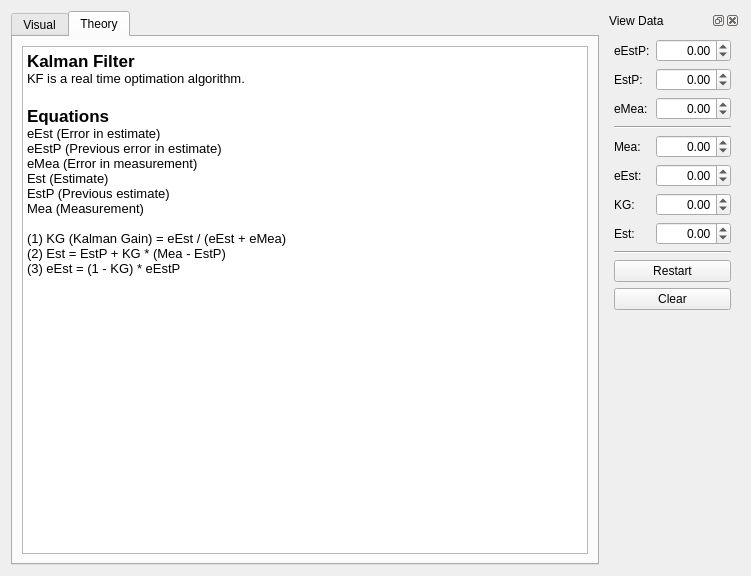
First picture: the form in Sources/Plugins/Algorithms-Datastructures/Kalman-Filter/res/ui/KalmanFilter.ui, repository n3rd0x/ComplexWorld, before the edit.
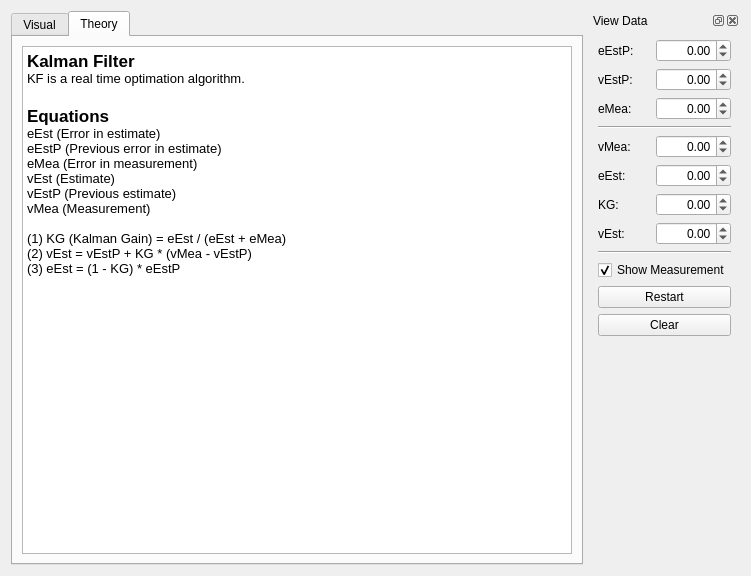
Second picture: the form after the edit. The open tabs and pages were chosen to show the change. Custom widgets are drawn as their Qt base class.

Commit message: Update Kalman Filter.

```diff
--- a/Sources/Plugins/Algorithms-Datastructures/Kalman-Filter/res/ui/KalmanFilter.ui
+++ b/Sources/Plugins/Algorithms-Datastructures/Kalman-Filter/res/ui/KalmanFilter.ui
@@ -224,12 +224,12 @@
 &lt;p style=&quot; margin-top:0px; margin-bottom:0px; margin-left:0px; margin-right:0px; -qt-block-indent:0; text-indent:0px;&quot;&gt;&lt;span style=&quot; font-size:10pt;&quot;&gt;eEst (Error in estimate)&lt;/span&gt;&lt;/p&gt;
 &lt;p style=&quot; margin-top:0px; margin-bottom:0px; margin-left:0px; margin-right:0px; -qt-block-indent:0; text-indent:0px;&quot;&gt;&lt;span style=&quot; font-size:10pt;&quot;&gt;eEstP (Previous error in estimate)&lt;/span&gt;&lt;/p&gt;
 &lt;p style=&quot; margin-top:0px; margin-bottom:0px; margin-left:0px; margin-right:0px; -qt-block-indent:0; text-indent:0px;&quot;&gt;&lt;span style=&quot; font-size:10pt;&quot;&gt;eMea (Error in measurement)&lt;/span&gt;&lt;/p&gt;
-&lt;p style=&quot; margin-top:0px; margin-bottom:0px; margin-left:0px; margin-right:0px; -qt-block-indent:0; text-indent:0px;&quot;&gt;&lt;span style=&quot; font-size:10pt;&quot;&gt;Est (Estimate)&lt;/span&gt;&lt;/p&gt;
-&lt;p style=&quot; margin-top:0px; margin-bottom:0px; margin-left:0px; margin-right:0px; -qt-block-indent:0; text-indent:0px;&quot;&gt;&lt;span style=&quot; font-size:10pt;&quot;&gt;EstP (Previous estimate)&lt;/span&gt;&lt;/p&gt;
-&lt;p style=&quot; margin-top:0px; margin-bottom:0px; margin-left:0px; margin-right:0px; -qt-block-indent:0; text-indent:0px;&quot;&gt;&lt;span style=&quot; font-size:10pt;&quot;&gt;Mea (Measurement)&lt;/span&gt;&lt;/p&gt;
+&lt;p style=&quot; margin-top:0px; margin-bottom:0px; margin-left:0px; margin-right:0px; -qt-block-indent:0; text-indent:0px;&quot;&gt;&lt;span style=&quot; font-size:10pt;&quot;&gt;vEst (Estimate)&lt;/span&gt;&lt;/p&gt;
+&lt;p style=&quot; margin-top:0px; margin-bottom:0px; margin-left:0px; margin-right:0px; -qt-block-indent:0; text-indent:0px;&quot;&gt;&lt;span style=&quot; font-size:10pt;&quot;&gt;vEstP (Previous estimate)&lt;/span&gt;&lt;/p&gt;
+&lt;p style=&quot; margin-top:0px; margin-bottom:0px; margin-left:0px; margin-right:0px; -qt-block-indent:0; text-indent:0px;&quot;&gt;&lt;span style=&quot; font-size:10pt;&quot;&gt;vMea (Measurement)&lt;/span&gt;&lt;/p&gt;
 &lt;p style=&quot;-qt-paragraph-type:empty; margin-top:0px; margin-bottom:0px; margin-left:0px; margin-right:0px; -qt-block-indent:0; text-indent:0px; font-size:10pt;&quot;&gt;&lt;br /&gt;&lt;/p&gt;
 &lt;p style=&quot; margin-top:0px; margin-bottom:0px; margin-left:0px; margin-right:0px; -qt-block-indent:0; text-indent:0px;&quot;&gt;&lt;span style=&quot; font-size:10pt;&quot;&gt;(1) KG (Kalman Gain) = eEst / (eEst + eMea)&lt;/span&gt;&lt;/p&gt;
-&lt;p style=&quot; margin-top:0px; margin-bottom:0px; margin-left:0px; margin-right:0px; -qt-block-indent:0; text-indent:0px;&quot;&gt;&lt;span style=&quot; font-size:10pt;&quot;&gt;(2) Est = EstP + KG * (Mea - EstP)&lt;/span&gt;&lt;/p&gt;
+&lt;p style=&quot; margin-top:0px; margin-bottom:0px; margin-left:0px; margin-right:0px; -qt-block-indent:0; text-indent:0px;&quot;&gt;&lt;span style=&quot; font-size:10pt;&quot;&gt;(2) vEst = vEstP + KG * (vMea - vEstP)&lt;/span&gt;&lt;/p&gt;
 &lt;p style=&quot; margin-top:0px; margin-bottom:0px; margin-left:0px; margin-right:0px; -qt-block-indent:0; text-indent:0px;&quot;&gt;&lt;span style=&quot; font-size:10pt;&quot;&gt;(3) eEst = (1 - KG) * eEstP&lt;/span&gt;&lt;/p&gt;&lt;/body&gt;&lt;/html&gt;</string>
          </property>
         </widget>
@@ -245,14 +245,14 @@
      </property>
      <widget class="QWidget" name="mDockViewContent">
       <layout class="QGridLayout" name="mViewDockLayout">
-       <item row="9" column="0" colspan="2">
+       <item row="10" column="0" colspan="2">
         <widget class="QPushButton" name="mButtonRestart">
          <property name="text">
           <string>Restart</string>
          </property>
         </widget>
        </item>
-       <item row="10" column="0" colspan="2">
+       <item row="11" column="0" colspan="2">
         <widget class="QPushButton" name="mButtonClear">
          <property name="text">
           <string>Clear</string>
@@ -292,7 +292,7 @@
          </property>
         </widget>
        </item>
-       <item row="11" column="1">
+       <item row="12" column="1">
         <spacer name="mViewVSpacer">
          <property name="orientation">
           <enum>Qt::Vertical</enum>
@@ -335,7 +335,7 @@
        <item row="1" column="0">
         <widget class="QLabel" name="mLabel_EstP">
          <property name="text">
-          <string>EstP:</string>
+          <string>vEstP:</string>
          </property>
         </widget>
        </item>
@@ -375,7 +375,14 @@
        <item row="4" column="0">
         <widget class="QLabel" name="mLbael_Mea">
          <property name="text">
-          <string>Mea:</string>
+          <string>vMea:</string>
+         </property>
+        </widget>
+       </item>
+       <item row="8" column="0" colspan="2">
+        <widget class="Line" name="mLineH_2">
+         <property name="orientation">
+          <enum>Qt::Horizontal</enum>
          </property>
         </widget>
        </item>
@@ -395,7 +402,7 @@
        <item row="7" column="0">
         <widget class="QLabel" name="mLabel_Est">
          <property name="text">
-          <string>Est:</string>
+          <string>vEst:</string>
          </property>
         </widget>
        </item>
@@ -419,10 +426,13 @@
          </property>
         </widget>
        </item>
-       <item row="8" column="0" colspan="2">
-        <widget class="Line" name="mLineH_2">
-         <property name="orientation">
-          <enum>Qt::Horizontal</enum>
+       <item row="9" column="0" colspan="2">
+        <widget class="QCheckBox" name="mShowMea">
+         <property name="text">
+          <string>Show Measurement</string>
+         </property>
+         <property name="checked">
+          <bool>true</bool>
          </property>
         </widget>
        </item>
```
Left out of the diff: 12 changed lines with no effect on the pictures. The commit also changes 4 other files.
